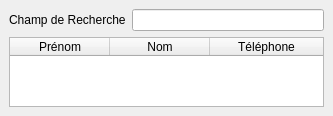
Qt form sploks/views/staff_list.ui (LPOdev/Sploks) before a commit.
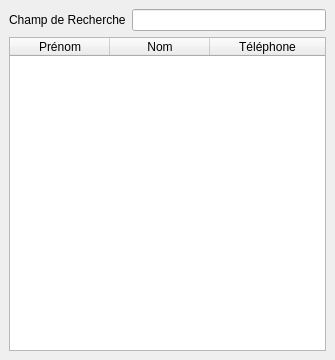
The same form after that commit.

Commit message: T41 Refactorisation d'interfaces

```diff
--- a/sploks/views/staff_list.ui
+++ b/sploks/views/staff_list.ui
@@ -6,16 +6,36 @@
    <rect>
     <x>0</x>
     <y>0</y>
-    <width>333</width>
-    <height>89</height>
+    <width>335</width>
+    <height>360</height>
    </rect>
   </property>
+  <property name="minimumSize">
+   <size>
+    <width>335</width>
+    <height>360</height>
+   </size>
+  </property>
   <property name="windowTitle">
    <string>Staff</string>
   </property>
   <widget class="QWidget" name="centralwidget">
-   <layout class="QGridLayout" name="gridLayout">
-    <item row="1" column="0">
+   <layout class="QVBoxLayout" name="verticalLayout">
+    <item>
+     <layout class="QHBoxLayout" name="horizontalLayout">
+      <item>
+       <widget class="QLabel" name="label">
+        <property name="text">
+         <string>Champ de Recherche</string>
+        </property>
+       </widget>
+      </item>
+      <item>
+       <widget class="QLineEdit" name="lblSearchBox"/>
+      </item>
+     </layout>
+    </item>
+    <item>
      <widget class="QTableWidget" name="tableStaff">
       <property name="lineWidth">
        <number>1</number>
@@ -43,20 +63,6 @@
       </column>
      </widget>
     </item>
-    <item row="0" column="0">
-     <layout class="QHBoxLayout" name="horizontalLayout">
-      <item>
-       <widget class="QLabel" name="label">
-        <property name="text">
-         <string>Champ de Recherche</string>
-        </property>
-       </widget>
-      </item>
-      <item>
-       <widget class="QLineEdit" name="lblSearchBox"/>
-      </item>
-     </layout>
-    </item>
    </layout>
   </widget>
  </widget>
```
The commit also changes 6 other files.
